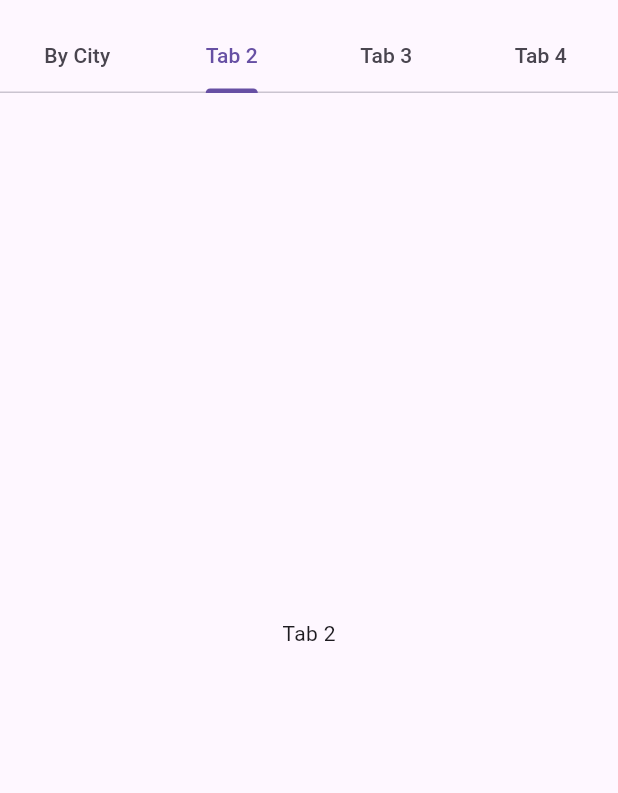
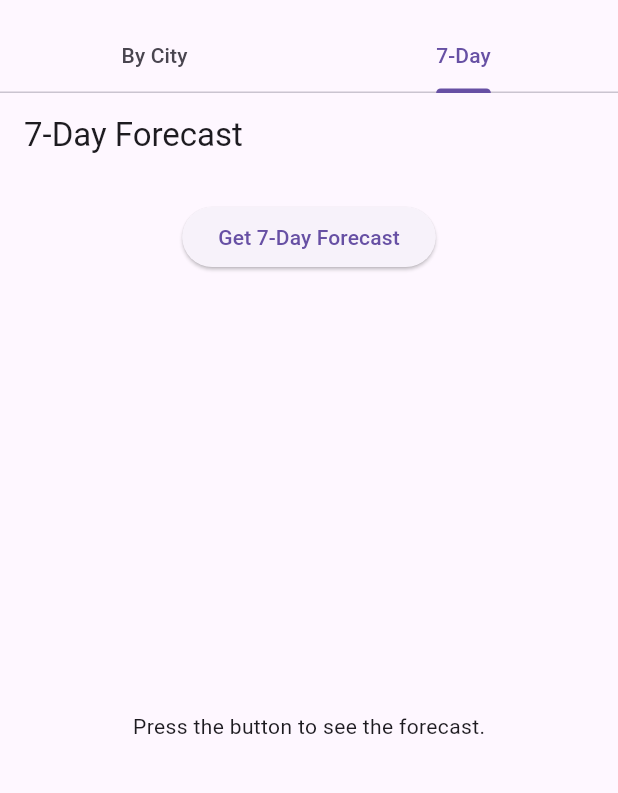
Before and after one commit to lajacl/weather_info_app, a Flutter app: the screen it shows after launch, tab 2 chosen, on a phone screen of 412 x 824 dp, the part 63-856 px from its top. Run offline on Flutter 3.47's test engine with Material 3 defaults, Android fonts, the phone set to English and light mode, and no system bars.

Commit message:
Implemented 7-day weather forecast feature

```diff
--- a/lib/main.dart
+++ b/lib/main.dart
@@ -10,7 +10,7 @@ class MyApp extends StatelessWidget {
   @override
   Widget build(BuildContext context) {
     return MaterialApp(
-      home: DefaultTabController(length: 4, child: _TabsNonScrollableDemo()),
+      home: DefaultTabController(length: 2, child: _TabsNonScrollableDemo()),
     );
   }
 }
@@ -35,7 +35,7 @@ class __TabsNonScrollableDemoState extends State<_TabsNonScrollableDemo>
   @override
   void initState() {
     super.initState();
-    _tabController = TabController(initialIndex: 0, length: 4, vsync: this);
+    _tabController = TabController(initialIndex: 0, length: 2, vsync: this);
     _tabController.addListener(() {
       setState(() {
         tabIndex.value = _tabController.index;
@@ -53,7 +53,7 @@ class __TabsNonScrollableDemoState extends State<_TabsNonScrollableDemo>
   @override
   Widget build(BuildContext context) {
     // For the To do task hint: consider defining the widget and name of the tabs here
-    final tabs = ['By City', 'Tab 2', 'Tab 3', 'Tab 4'];
+    final tabs = ['By City', '7-Day'];
     return Scaffold(
       appBar: AppBar(
         automaticallyImplyLeading: false,
@@ -68,29 +68,27 @@ class __TabsNonScrollableDemoState extends State<_TabsNonScrollableDemo>
         controller: _tabController,
         children: [
           // hint for the to do task:Considering creating the different for different tabs
-          TabContentOne(),
-          TabContentTwo(),
-          TabContentThree(),
-          TabContentFour(),
+          WeatherWidget(),
+          SevenDayForecastWidget(),
         ],
       ),
     );
   }
 }
 
-class TabContentOne extends StatefulWidget {
+class WeatherWidget extends StatefulWidget {
   @override
   _WeatherWidgetState createState() => _WeatherWidgetState();
 }
 
-class _WeatherWidgetState extends State<TabContentOne> {
+class _WeatherWidgetState extends State<WeatherWidget> {
   final TextEditingController _cityController = TextEditingController();
 
   String cityName = "City: --";
   String temperature = "Temperature: --";
   String condition = "Condition: --";
 
- // Function to simulate fetching weather
+  // Function to simulate fetching weather
   void _simulateWeatherFetch() {
     final String enteredCity = _cityController.text.trim();
     if (enteredCity.isEmpty) return;
@@ -148,16 +146,88 @@ class TabContentTwo extends StatelessWidget {
   }
 }
 
-class TabContentThree extends StatelessWidget {
+class SevenDayForecastWidget extends StatefulWidget {
+  const SevenDayForecastWidget({Key? key}) : super(key: key);
+
+  @override
+  State<SevenDayForecastWidget> createState() => _SevenDayForecastWidgetState();
+}
+
+class _SevenDayForecastWidgetState extends State<SevenDayForecastWidget> {
+  final List<Map<String, String>> _forecast = [];
+
+  void _generateForecast() {
+    final random = Random();
+    final conditions = ["Sunny", "Cloudy", "Rainy"];
+
+    List<Map<String, String>> tempForecast = [];
+    for (int i = 0; i < 7; i++) {
+      final int temp = 15 + random.nextInt(16);
+      final String condition = conditions[random.nextInt(conditions.length)];
+      tempForecast.add({
+        "day": "Day ${i + 1}",
+        "temp": "$temp°C",
+        "condition": condition,
+      });
+    }
+
+    setState(() {
+      _forecast.clear();
+      _forecast.addAll(tempForecast);
+    });
+  }
+
   @override
   Widget build(BuildContext context) {
-    return Center(child: Text("Tab 3"));
+    return Scaffold(
+      appBar: AppBar(title: const Text("7-Day Forecast")),
+      body: Padding(
+        padding: const EdgeInsets.all(16.0),
+        child: Column(
+          children: [
+            ElevatedButton(
+              onPressed: _generateForecast,
+              child: const Text("Get 7-Day Forecast"),
+            ),
+            const SizedBox(height: 20),
+            Expanded(
+              child: _forecast.isEmpty
+                  ? const Center(
+                      child: Text("Press the button to see the forecast."),
+                    )
+                  : ListView.builder(
+                      itemCount: _forecast.length,
+                      itemBuilder: (context, index) {
+                        final day = _forecast[index];
+                        return Card(
+                          margin: const EdgeInsets.symmetric(vertical: 8),
+                          child: ListTile(
+                            leading: const Icon(Icons.wb_sunny),
+                            title: Text(day["day"]!),
+                            subtitle: Text("Condition: ${day["condition"]}"),
+                            trailing: Text(day["temp"]!),
+                          ),
+                        );
+                      },
+                    ),
+            ),
+          ],
+        ),
+      ),
+    );
   }
 }
 
-class TabContentFour extends StatelessWidget {
-  @override
-  Widget build(BuildContext context) {
-    return Center(child: Text("Tab 4"));
-  }
-}
+// class TabContentThree extends StatelessWidget {
+//   @override
+//   Widget build(BuildContext context) {
+//     return Center(child: Text("Tab 3"));
+//   }
+// }
+
+// class TabContentFour extends StatelessWidget {
+//   @override
+//   Widget build(BuildContext context) {
+//     return Center(child: Text("Tab 4"));
+//   }
+// }
```
